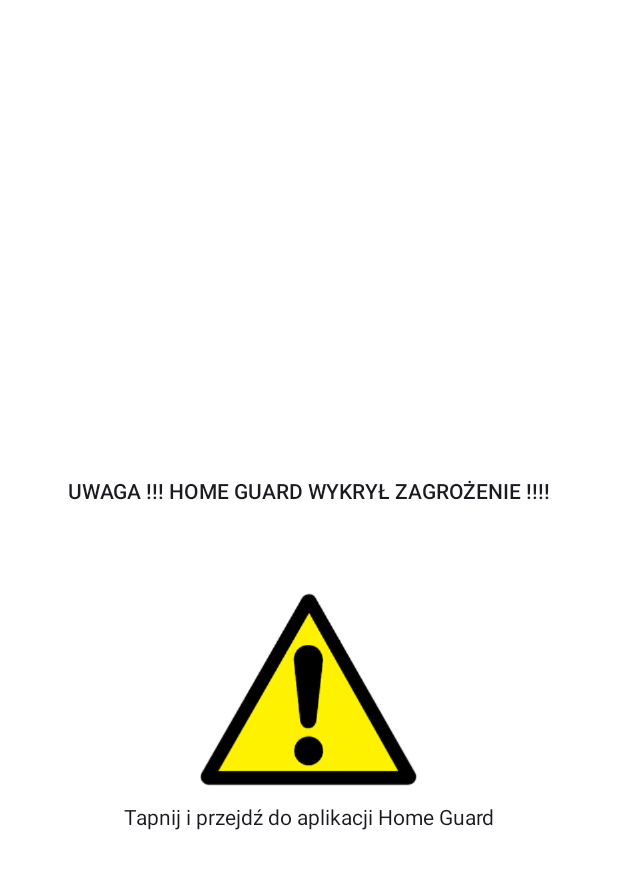
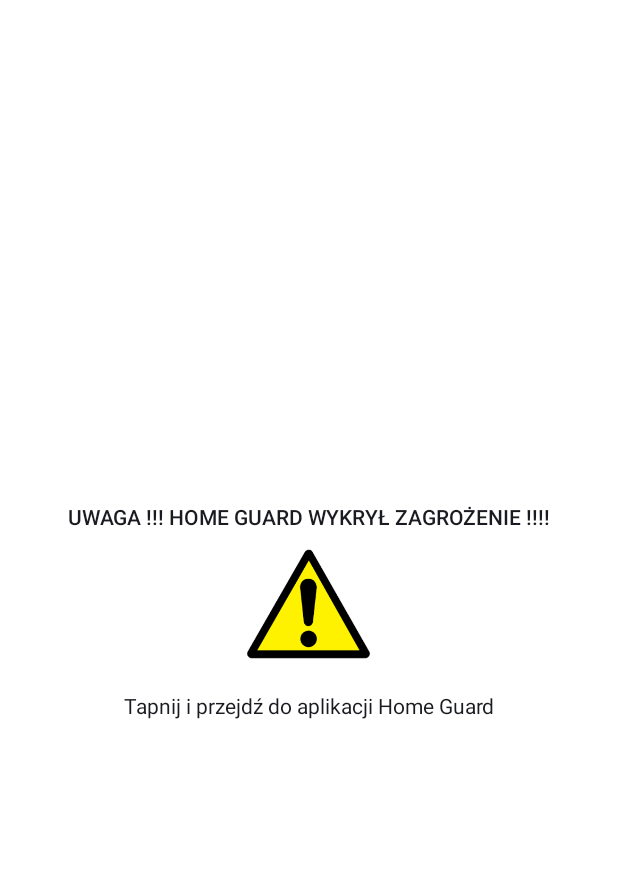
Before and after one commit to Hronol/Home_Guard, an Android app: the layout layout_notification.xml on its own in the app's theme, with its tools: preview values and no code run, on a phone screen of 412 x 824 dp. Shown: the top 869 px of the screen. Run offline under Robolectric (Android 15) with nearby library versions, the phone set to English and light mode, and no system bars.

Commit message:
- nottification layout fix

```diff
--- a/app/src/main/res/layout/activity_main.xml
+++ b/app/src/main/res/layout/activity_main.xml
@@ -32,7 +32,7 @@
             android:layout_height="wrap_content"
             android:layout_weight="1"
             android:checkable="true"
-            android:text="SMOKE/GAS "
+            android:text="GAS "
             app:layout_column="0"
             app:layout_row="3" />
 
@@ -201,7 +201,7 @@
                     android:layout_width="match_parent"
                     android:layout_height="match_parent"
                     android:layout_weight="1"
-                    android:text="Smoke/Gas" />
+                    android:text="Gas" />
 
                 <TextView
                     android:id="@+id/gasDataTextView"
--- a/app/src/main/res/layout/layout_notification.xml
+++ b/app/src/main/res/layout/layout_notification.xml
@@ -7,22 +7,22 @@
 
     <TextView
         style="@style/TextAppearance.Compat.Notification.Title"
-        android:layout_width="match_parent"
-        android:layout_height="115dp"
+        android:layout_width="396dp"
+        android:layout_height="31dp"
         android:layout_gravity="center"
         android:gravity="center"
         android:text="UWAGA !!! HOME GUARD WYKRYŁ ZAGROŻENIE !!!!"
         android:textSize="14sp" />
 
     <ImageView
-        android:layout_width="150dp"
-        android:layout_height="150dp"
+        android:layout_width="170dp"
+        android:layout_height="85dp"
         android:src="@drawable/warning_sign" />
 
     <TextView
         style="@style/TextAppearance.Compat.Notification.Info"
-        android:layout_width="match_parent"
-        android:layout_height="wrap_content"
+        android:layout_width="396dp"
+        android:layout_height="50dp"
         android:gravity="center"
         android:text="Tapnij i przejdź do aplikacji Home Guard"
         android:textSize="14sp" />
```
